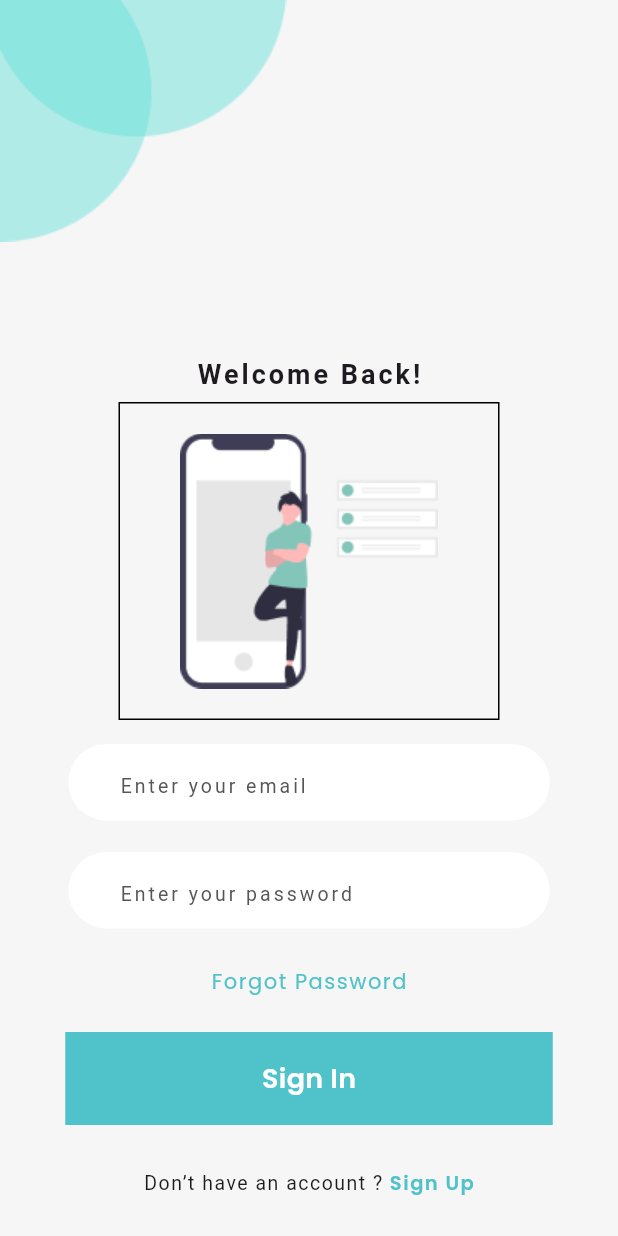
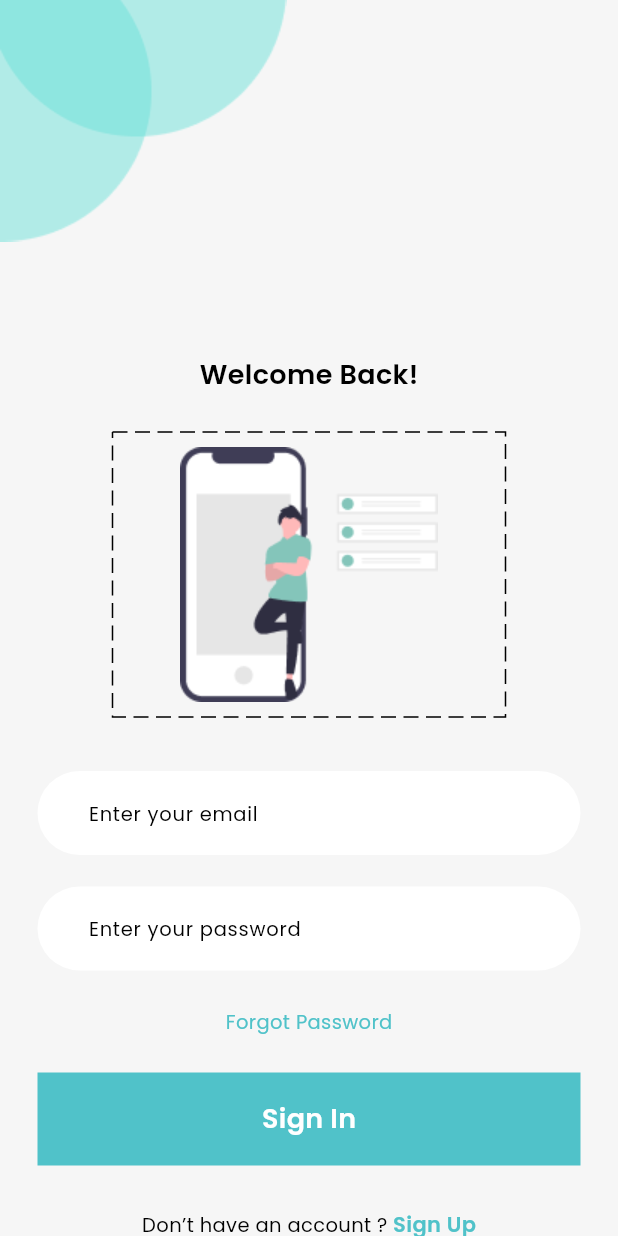
Before and after one commit to mazdon9/todo_app, a Flutter app: the RegistrationScreen screen opened directly, after a tap on "Register", on a phone screen of 412 x 824 dp. Run offline on Flutter 3.47's test engine with Material 3 defaults, Android fonts, the phone set to English and light mode, and no system bars; drawn by our look-alikes of dotted_border; Roboto replaces fonts that are missing (Poppins-Regular).

Commit message:
update feature: Login screen

```diff
--- a/lib/components/app_text_style.dart
+++ b/lib/components/app_text_style.dart
@@ -15,4 +15,10 @@ class AppTextStyle {
     fontWeight: FontWeight.w400,
     color: AppColorPath.black.withValues(alpha: 74),
   );
+  static final TextStyle textFont14W700 = TextStyle(
+    fontFamily: 'Poppins',
+    fontSize: 14,
+    fontWeight: FontWeight.w700,
+    color: AppColorPath.black.withValues(alpha: 75),
+  );
 }
--- a/lib/screens/login_screen.dart
+++ b/lib/screens/login_screen.dart
@@ -1,4 +1,11 @@
+import 'package:dotted_border/dotted_border.dart';
+import 'package:flutter/gestures.dart';
 import 'package:flutter/material.dart';
+import 'package:todo_app/components/app_button.dart';
+import 'package:todo_app/components/app_text.dart';
+import 'package:todo_app/components/app_text_field.dart';
+import 'package:todo_app/components/app_text_style.dart';
+import 'package:todo_app/constants/app_color_path.dart';
 import 'package:todo_app/constants/app_image_path.dart';
 import 'package:todo_app/screens/dashboard_screen.dart';
 import 'package:todo_app/screens/registration_screen.dart';
@@ -10,7 +17,8 @@ class LoginScreen extends StatelessWidget {
   Widget build(BuildContext context) {
     return Scaffold(
       backgroundColor: Color(0xffF6F6F6),
-      body: Column(
+      body: SingleChildScrollView(
+        child: Column(
           children: [
             Align(
               alignment: Alignment.topLeft,
@@ -18,81 +26,33 @@ class LoginScreen extends StatelessWidget {
             ),
             SizedBox(height: 76),
             Center(
-            child: Text(
-              'Welcome Back!',
-              style: TextStyle(
-                fontFamily: 'Poppins-Regular',
-                fontSize: 18,
-                fontWeight: FontWeight.w600,
-                letterSpacing: 2,
-              ),
+              child: AppText(
+                title: 'Welcome Back!',
+                style: AppTextStyle.textFont18W600,
               ),
             ),
             SizedBox(height: 5),
             Container(
-            padding: EdgeInsets.symmetric(horizontal: 40, vertical: 20),
-            decoration: BoxDecoration(
-              border: Border.all(color: Colors.black, width: 1),
+              padding: EdgeInsets.symmetric(vertical: 20),
+              child: DottedBorder(
+                options: RectDottedBorderOptions(
+                  dashPattern: [10, 5],
+                  strokeWidth: 1,
+                  padding: EdgeInsets.symmetric(horizontal: 45, vertical: 10),
                 ),
                 child: Image.asset(AppImagePath.manInsidePhoneImg),
               ),
+            ),
+
             SizedBox(height: 16),
-          SizedBox(
-            width: 321,
-            height: 51,
-            child: Center(
-              child: TextField(
-                decoration: InputDecoration(
-                  filled: true,
-                  fillColor: Color(0xffFFFFFF),
-                  hintText: 'Enter your email',
-                  hintStyle: TextStyle(
-                    fontFamily: 'Poppins-Regular',
-                    fontSize: 13,
-                    fontWeight: FontWeight.w400,
-                    letterSpacing: 2,
-                    color: Color(0xff565656),
-                  ),
-                  border: OutlineInputBorder(
-                    borderRadius: BorderRadius.circular(30),
-                    borderSide: BorderSide.none,
-                  ),
-                  contentPadding: EdgeInsets.symmetric(
-                    horizontal: 30,
-                    vertical: 16,
-                  ),
-                ),
-              ),
-            ),
+            Padding(
+              padding: const EdgeInsets.symmetric(horizontal: 25),
+              child: AppTextField(hintText: 'Enter your email'),
             ),
             SizedBox(height: 21),
-          SizedBox(
-            width: 321,
-            height: 51,
-            child: Center(
-              child: TextField(
-                decoration: InputDecoration(
-                  filled: true,
-                  fillColor: Color(0xffFFFFFF),
-                  hintText: 'Enter your password',
-                  hintStyle: TextStyle(
-                    fontFamily: 'Poppins-Regular',
-                    fontSize: 13,
-                    fontWeight: FontWeight.w400,
-                    letterSpacing: 2,
-                    color: Color(0xff565656),
-                  ),
-                  border: OutlineInputBorder(
-                    borderRadius: BorderRadius.circular(30),
-                    borderSide: BorderSide.none,
-                  ),
-                  contentPadding: EdgeInsets.symmetric(
-                    horizontal: 30,
-                    vertical: 16,
-                  ),
-                ),
-              ),
-            ),
+            Padding(
+              padding: const EdgeInsets.symmetric(horizontal: 25),
+              child: AppTextField(hintText: 'Enter your password'),
             ),
             SizedBox(height: 25),
             GestureDetector(
@@ -100,58 +60,39 @@ class LoginScreen extends StatelessWidget {
                 print('taping');
               },
               child: Center(
-              child: Text(
-                'Forgot Password',
-                style: TextStyle(
-                  fontFamily: 'Poppins',
-                  fontSize: 14,
-                  fontWeight: FontWeight.w500,
-                  letterSpacing: 1,
-                  color: Color(0xff50C2C9),
+                child: AppText(
+                  title: 'Forgot Password',
+                  style: AppTextStyle.textFont13W400.copyWith(
+                    color: AppColorPath.blue,
                   ),
                 ),
               ),
             ),
             SizedBox(height: 24),
-          GestureDetector(
+            AppButton(
               onTap: () {
                 Navigator.push(
                   context,
                   MaterialPageRoute(builder: (context) => DashBoardScreen()),
                 );
               },
-            child: Container(
-              width: 325,
-              height: 62,
-              decoration: BoxDecoration(color: Color(0xff50C2C9)),
-              child: Center(
-                child: Text(
-                  'Sign In',
-                  style: TextStyle(
-                    fontFamily: 'Poppins',
-                    fontSize: 18,
-                    fontWeight: FontWeight.w600,
-                    color: Colors.white,
+              content: 'Sign In',
+            ),
+            SizedBox(height: 29),
+            Text.rich(
+              TextSpan(
+                children: [
+                  TextSpan(
+                    text: 'Don’t have an account ?',
+                    style: AppTextStyle.textFont13W400.copyWith(
+                      color: AppColorPath.black,
                     ),
                   ),
-              ),
-            ),
-          ),
-          SizedBox(height: 29),
-          Row(
-            mainAxisAlignment: MainAxisAlignment.center,
-            children: [
-              Text(
-                'Don’t have an account ?',
-                style: TextStyle(
-                  fontFamily: 'Poppins-Regular',
-                  fontSize: 13,
-                  fontWeight: FontWeight.w400,
-                  letterSpacing: 1,
-                ),
-              ),
-              GestureDetector(
-                onTap: () {
+                  TextSpan(
+                    text: ' Sign Up',
+                    recognizer:
+                        TapGestureRecognizer()
+                          ..onTap = () {
                             Navigator.push(
                               context,
                               MaterialPageRoute(
@@ -159,20 +100,15 @@ class LoginScreen extends StatelessWidget {
                               ),
                             );
                           },
-                child: Text(
-                  ' Sign Up',
-                  style: TextStyle(
-                    fontFamily: 'Poppins',
-                    fontSize: 13,
-                    fontWeight: FontWeight.w600,
-                    letterSpacing: 1,
-                    color: Color(0xff50C2C9),
-                  ),
+                    style: AppTextStyle.textFont14W700.copyWith(
+                      color: AppColorPath.blue,
                     ),
                   ),
                 ],
               ),
+            ),
           ],
+        ),
       ),
     );
   }
--- a/pubspec.yaml
+++ b/pubspec.yaml
@@ -62,6 +62,8 @@ flutter:
       fonts:
         - asset: assets/fonts/Poppins-SemiBold.ttf
           weight: 600
+        - asset: assets/fonts/Poppins-SemiBold.ttf
+          weight: 700
         - asset: assets/fonts/Poppins-Regular.ttf
           weight: 400
 
```
Also changed, not shown: pubspec.lock. Lines whose indentation alone changed are shown as unchanged.
